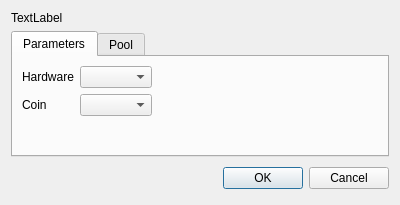
Old version of the form source/miningunitdialog.ui in the repository martin-kudlicka/crypto-miner.
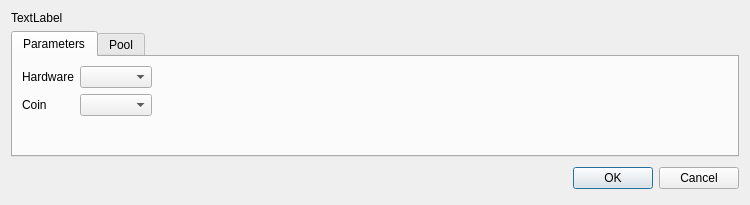
New version of the form.

Commit message: * width increased to 750

Patch:
```diff
--- a/source/miningunitdialog.ui
+++ b/source/miningunitdialog.ui
@@ -6,7 +6,7 @@
    <rect>
     <x>0</x>
     <y>0</y>
-    <width>400</width>
+    <width>750</width>
     <height>193</height>
    </rect>
   </property>
```
